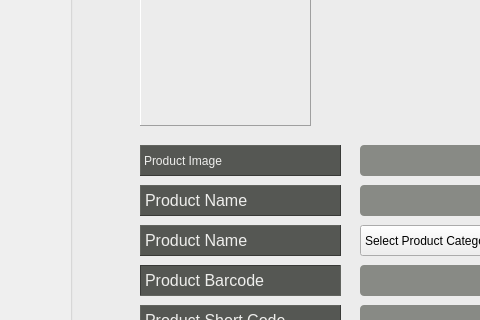
Old version of the form addnewproduct.ui in the repository vinnadipo09/bullet; both pictures show x 110 to 590 and y 105 to 425 of the 875 by 764 pixel window.
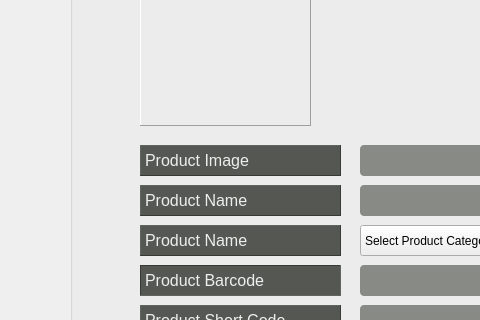
New version of the form. Icons and pictures are not drawn.

The edit to the form file:
```diff
--- a/addnewproduct.ui
+++ b/addnewproduct.ui
@@ -118,6 +118,11 @@
       <height>31</height>
      </rect>
     </property>
+    <property name="font">
+     <font>
+      <pointsize>12</pointsize>
+     </font>
+    </property>
     <property name="styleSheet">
      <string notr="true">background-color: rgb(85, 87, 83);
 color: rgb(238, 238, 236);</string>
```
Left out of the diff: 6 changed lines with no effect on the pictures.
